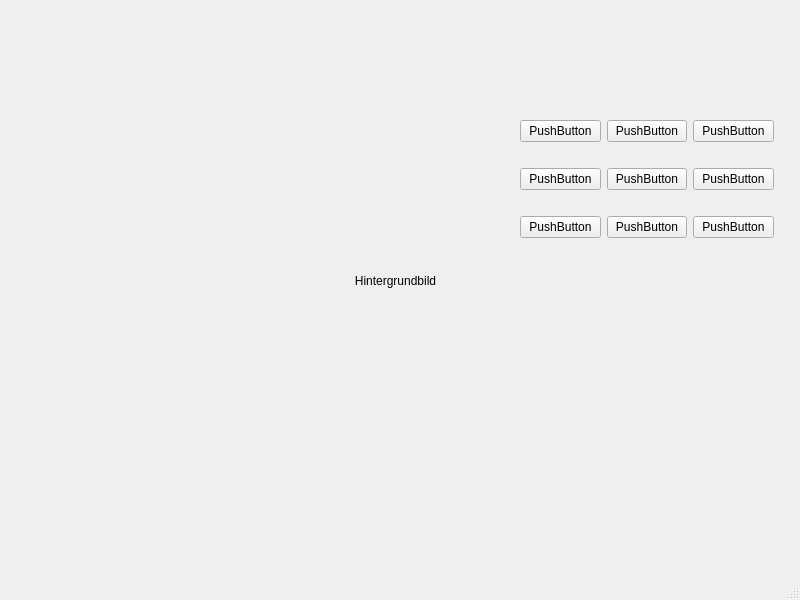
The window that mainwindow.ui (Gibbyace/DungeonCrawler_Game_C-) describes before a commit, drawn with Qt 5.
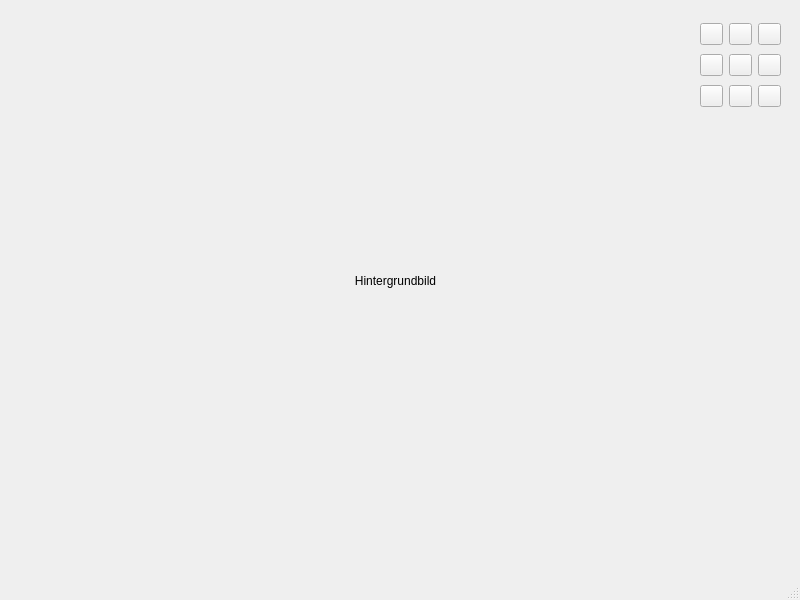
The same window after the commit.

Commit message: Icons für Buttons

The edit to the form file:
```diff
--- a/mainwindow.ui
+++ b/mainwindow.ui
@@ -44,10 +44,10 @@
    <widget class="QWidget" name="gridLayoutWidget_2">
     <property name="geometry">
      <rect>
-      <x>520</x>
-      <y>100</y>
-      <width>254</width>
-      <height>161</height>
+      <x>700</x>
+      <y>20</y>
+      <width>81</width>
+      <height>91</height>
      </rect>
     </property>
     <layout class="QGridLayout" name="gridLayout_2">
@@ -66,63 +66,63 @@
         </size>
        </property>
        <property name="text">
-        <string>PushButton</string>
+        <string/>
        </property>
       </widget>
      </item>
      <item row="0" column="2">
       <widget class="QPushButton" name="toprightbutton">
        <property name="text">
-        <string>PushButton</string>
+        <string/>
        </property>
       </widget>
      </item>
      <item row="0" column="1">
       <widget class="QPushButton" name="topbutton">
        <property name="text">
-        <string>PushButton</string>
+        <string/>
        </property>
       </widget>
      </item>
      <item row="1" column="0">
       <widget class="QPushButton" name="leftbutton">
        <property name="text">
-        <string>PushButton</string>
+        <string/>
        </property>
       </widget>
      </item>
      <item row="1" column="1">
       <widget class="QPushButton" name="centerbutton">
        <property name="text">
-        <string>PushButton</string>
+        <string/>
        </property>
       </widget>
      </item>
      <item row="1" column="2">
       <widget class="QPushButton" name="rightbutton">
        <property name="text">
-        <string>PushButton</string>
+        <string/>
        </property>
       </widget>
      </item>
      <item row="2" column="0">
       <widget class="QPushButton" name="bottomleftbutton">
        <property name="text">
-        <string>PushButton</string>
+        <string/>
        </property>
       </widget>
      </item>
      <item row="2" column="1">
       <widget class="QPushButton" name="bottombutton">
        <property name="text">
-        <string>PushButton</string>
+        <string/>
        </property>
       </widget>
      </item>
      <item row="2" column="2">
       <widget class="QPushButton" name="bottomrightbutton">
        <property name="text">
-        <string>PushButton</string>
+        <string/>
        </property>
       </widget>
      </item>
```
The commit also changes 3 other files.
